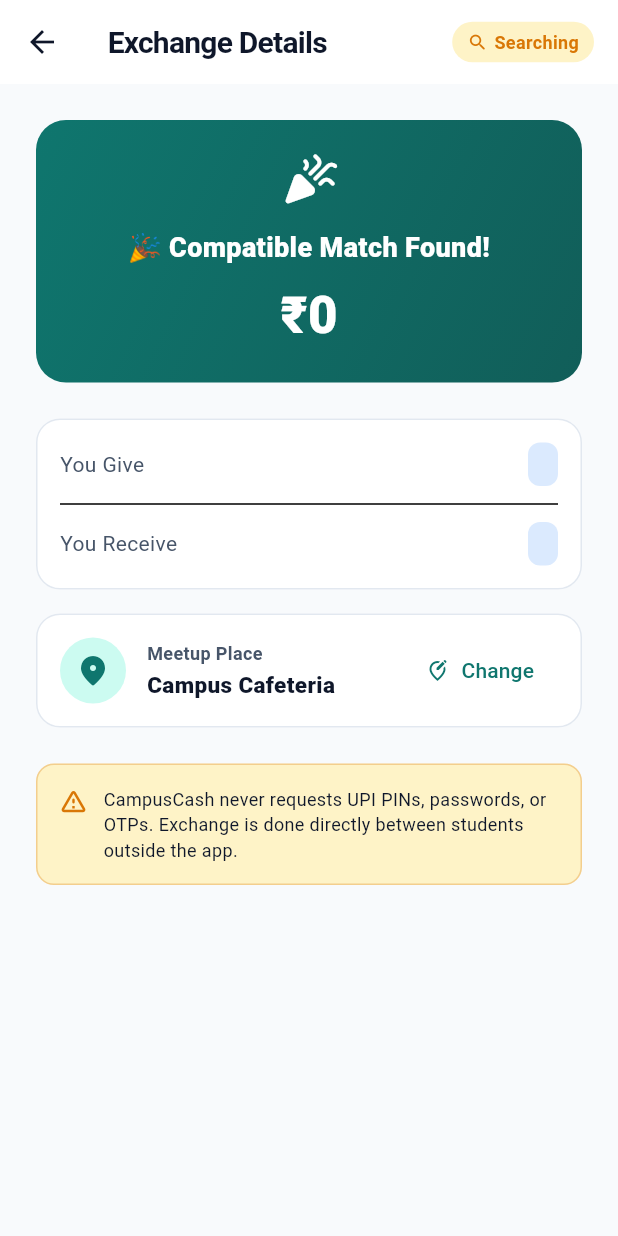
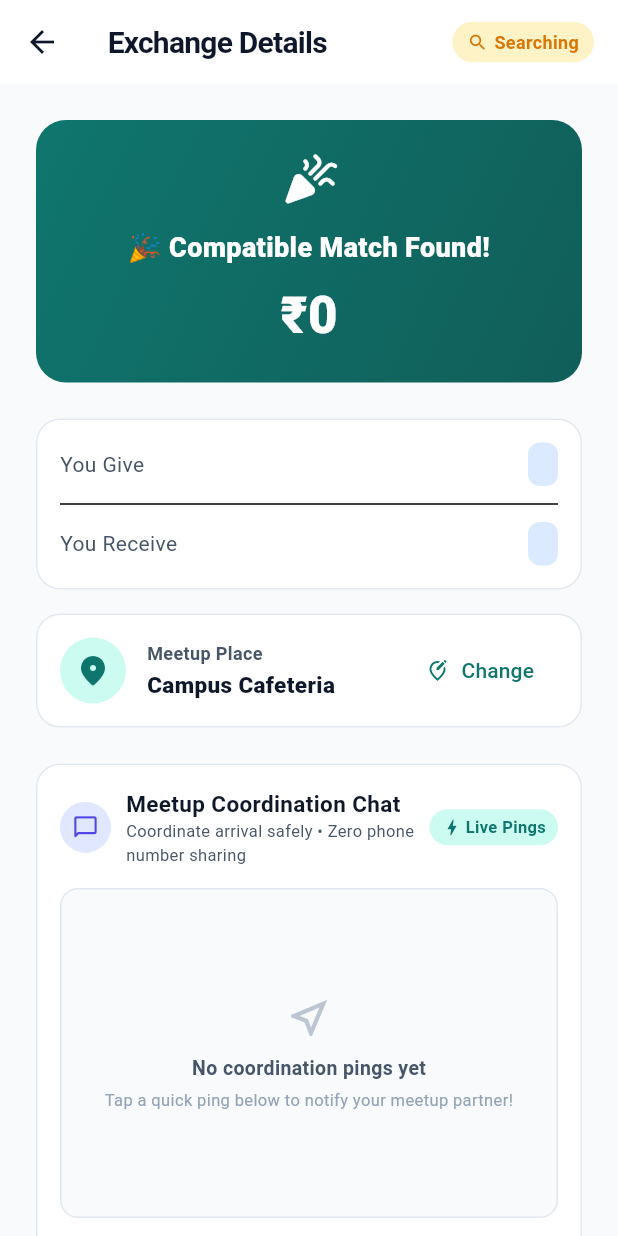
Before and after one commit to itz-jainul/cashmate, a Flutter app: the MatchDetailsScreen screen opened directly with empty values, on a phone screen of 412 x 824 dp. Run offline on Flutter 3.47's test engine with Material 3 defaults, Android fonts, the phone set to English and light mode, and no system bars; our stand-ins replace cloud_firestore, firebase_auth, firebase_core, flutter_riverpod; accounts and stored records are empty.

Commit message:
feat: implement real-time meetup coordination chat and quick pings

```diff
--- a/campus_cash/lib/features/exchange/providers/exchange_provider.dart
+++ b/campus_cash/lib/features/exchange/providers/exchange_provider.dart
@@ -1,4 +1,5 @@
 import 'package:flutter_riverpod/flutter_riverpod.dart';
+import '../../../models/chat_message_model.dart';
 import '../../../models/exchange_model.dart';
 import '../../../models/exchange_request_model.dart';
 import '../../auth/providers/auth_provider.dart';
@@ -48,3 +49,8 @@ final notificationsProvider = StreamProvider<List<Map<String, dynamic>>>((ref) {
   final service = ref.watch(exchangeServiceProvider);
   return service.streamNotifications(user.uid);
 });
+
+final chatMessagesProvider = StreamProvider.family<List<ChatMessageModel>, String>((ref, chatId) {
+  final service = ref.watch(exchangeServiceProvider);
+  return service.streamChatMessages(chatId);
+});
--- a/campus_cash/lib/features/exchange/screens/match_details_screen.dart
+++ b/campus_cash/lib/features/exchange/screens/match_details_screen.dart
@@ -6,6 +6,8 @@ import '../../../core/widgets/status_badge.dart';
 import '../../../models/exchange_request_model.dart';
 import '../../auth/providers/auth_provider.dart';
 import '../providers/exchange_provider.dart';
+import '../services/exchange_service.dart';
+import '../widgets/meetup_chat_widget.dart';
 
 class MatchDetailsScreen extends ConsumerStatefulWidget {
   final ExchangeRequestModel request;
@@ -175,6 +177,7 @@ class _MatchDetailsScreenState extends ConsumerState<MatchDetailsScreen> {
   Widget build(BuildContext context) {
     final requestAsync = ref.watch(requestByIdProvider(widget.request.id));
     final req = requestAsync.value ?? widget.request;
+    final currentUser = ref.watch(authStateProvider).value;
 
     final isAccepted = req.status == ExchangeStatus.accepted;
     final isCompleted = req.status == ExchangeStatus.completed;
@@ -367,6 +370,19 @@ class _MatchDetailsScreenState extends ConsumerState<MatchDetailsScreen> {
                 ),
               ),
               const SizedBox(height: 24),
+              // Live Meetup Coordination Chat
+              if (req.matchedRequestId != null && currentUser != null) ...[
+                MeetupChatWidget(
+                  chatId: ExchangeService.getChatId(req.id, req.matchedRequestId!),
+                  currentUserId: currentUser.uid,
+                  currentUserName: currentUser.displayName?.isNotEmpty == true
+                      ? currentUser.displayName!
+                      : (currentUser.email?.split('@').first ?? 'Student'),
+                  isReadOnly: isCompleted,
+                  location: req.location,
+                ),
+                const SizedBox(height: 24),
+              ],
               // Step-by-Step Offline Guidance (Phases 14 & 15)
               if (isAccepted) ...[
                 const Text(
--- /dev/null
+++ b/campus_cash/lib/features/exchange/widgets/meetup_chat_widget.dart
@@ -0,0 +1,430 @@
+import 'package:flutter/material.dart';
+import 'package:flutter_riverpod/flutter_riverpod.dart';
+import '../../../core/constants/app_colors.dart';
+import '../../../models/chat_message_model.dart';
+import '../providers/exchange_provider.dart';
+
+class MeetupChatWidget extends ConsumerStatefulWidget {
+  final String chatId;
+  final String currentUserId;
+  final String currentUserName;
+  final bool isReadOnly;
+  final String? location;
+
+  const MeetupChatWidget({
+    super.key,
+    required this.chatId,
+    required this.currentUserId,
+    required this.currentUserName,
+    this.isReadOnly = false,
+    this.location,
+  });
+
+  @override
+  ConsumerState<MeetupChatWidget> createState() => _MeetupChatWidgetState();
+}
+
+class _MeetupChatWidgetState extends ConsumerState<MeetupChatWidget> {
+  final TextEditingController _textController = TextEditingController();
+  final ScrollController _scrollController = ScrollController();
+  bool _isSending = false;
+
+  final List<String> _quickPings = [
+    '📍 Reached the meetup spot',
+    '⏳ On my way! (2-3 mins away)',
+    '🚪 Waiting near the entrance',
+    '👕 Wearing dark hoodie/jacket',
+    '👋 Looking for you right now',
+    '🥤 Sitting at table/counter',
+  ];
+
+  @override
+  void dispose() {
+    _textController.dispose();
+    _scrollController.dispose();
+    super.dispose();
+  }
+
+  void _scrollToBottom() {
+    WidgetsBinding.instance.addPostFrameCallback((_) {
+      if (_scrollController.hasClients) {
+        _scrollController.animateTo(
+          _scrollController.position.maxScrollExtent,
+          duration: const Duration(milliseconds: 250),
+          curve: Curves.easeOut,
+        );
+      }
+    });
+  }
+
+  Future<void> _sendMessage(String text, {bool isQuickPing = false}) async {
+    final trimmed = text.trim();
+    if (trimmed.isEmpty || _isSending) return;
+
+    setState(() => _isSending = true);
+    try {
+      final service = ref.read(exchangeServiceProvider);
+      await service.sendChatMessage(
+        chatId: widget.chatId,
+        senderId: widget.currentUserId,
+        senderName: widget.currentUserName,
+        text: trimmed,
+        isQuickPing: isQuickPing,
+      );
+
+      if (!isQuickPing) {
+        _textController.clear();
+      }
+      _scrollToBottom();
+    } catch (e) {
+      if (mounted) {
+        ScaffoldMessenger.of(context).showSnackBar(
+          SnackBar(content: Text('Failed to send: ${e.toString()}')),
+        );
+      }
+    } finally {
+      if (mounted) setState(() => _isSending = false);
+    }
+  }
+
+  String _formatTime(DateTime dt) {
+    final hour = dt.hour.toString().padLeft(2, '0');
+    final minute = dt.minute.toString().padLeft(2, '0');
+    return '$hour:$minute';
+  }
+
+  @override
+  Widget build(BuildContext context) {
+    final messagesAsync = ref.watch(chatMessagesProvider(widget.chatId));
+
+    return Card(
+      elevation: 0,
+      shape: RoundedRectangleBorder(
+        borderRadius: BorderRadius.circular(16),
+        side: const BorderSide(color: AppColors.border),
+      ),
+      child: Padding(
+        padding: const EdgeInsets.all(16),
+        child: Column(
+          crossAxisAlignment: CrossAxisAlignment.start,
+          children: [
+            // Header
+            Row(
+              children: [
+                Container(
+                  padding: const EdgeInsets.all(8),
+                  decoration: BoxDecoration(
+                    color: AppColors.secondaryContainer,
+                    shape: BoxShape.circle,
+                  ),
+                  child: const Icon(
+                    Icons.chat_bubble_outline_rounded,
+                    color: AppColors.secondary,
+                    size: 18,
+                  ),
+                ),
+                const SizedBox(width: 10),
+                const Expanded(
+                  child: Column(
+                    crossAxisAlignment: CrossAxisAlignment.start,
+                    children: [
+                      Text(
+                        'Meetup Coordination Chat',
+                        style: TextStyle(
+                          fontSize: 15,
+                          fontWeight: FontWeight.w700,
+                          color: AppColors.textPrimary,
+                        ),
+                      ),
+                      Text(
+                        'Coordinate arrival safely • Zero phone number sharing',
+                        style: TextStyle(
+                          fontSize: 11,
+                          color: AppColors.textSecondary,
+                        ),
+                      ),
+                    ],
+                  ),
+                ),
+                Container(
+                  padding: const EdgeInsets.symmetric(horizontal: 8, vertical: 4),
+                  decoration: BoxDecoration(
+                    color: widget.isReadOnly
+                        ? AppColors.surfaceVariant
+                        : AppColors.primaryContainer,
+                    borderRadius: BorderRadius.circular(12),
+                  ),
+                  child: Row(
+                    mainAxisSize: MainAxisSize.min,
+                    children: [
+                      Icon(
+                        Icons.bolt_rounded,
+                        size: 14,
+                        color: widget.isReadOnly
+                            ? AppColors.textMuted
+                            : AppColors.primary,
+                      ),
+                      const SizedBox(width: 2),
+                      Text(
+                        widget.isReadOnly ? 'Closed' : 'Live Pings',
+                        style: TextStyle(
+                          fontSize: 11,
+                          fontWeight: FontWeight.w700,
+                          color: widget.isReadOnly
+                              ? AppColors.textMuted
+                              : AppColors.primary,
+                        ),
+                      ),
+                    ],
+                  ),
+                ),
+              ],
+            ),
+            const SizedBox(height: 14),
+
+            // Messages Container
+            Container(
+              height: 220,
+              decoration: BoxDecoration(
+                color: AppColors.background,
+                borderRadius: BorderRadius.circular(12),
+                border: Border.all(color: AppColors.border),
+              ),
+              child: messagesAsync.when(
+                loading: () => const Center(
+                  child: SizedBox(
+                    width: 24,
+                    height: 24,
+                    child: CircularProgressIndicator(strokeWidth: 2),
+                  ),
+                ),
+                error: (err, _) => Center(
+                  child: Text(
+                    'Error loading chat: $err',
+                    style: const TextStyle(fontSize: 12, color: AppColors.statusCancelled),
+                  ),
+                ),
+                data: (messages) {
+                  if (messages.isEmpty) {
+                    return Center(
+                      child: Padding(
+                        padding: const EdgeInsets.symmetric(horizontal: 20),
+                        child: Column(
+                          mainAxisAlignment: MainAxisAlignment.center,
+                          children: [
+                            Icon(
+                              Icons.near_me_outlined,
+                              size: 32,
+                              color: AppColors.textMuted.withValues(alpha: 0.6),
+                            ),
+                            const SizedBox(height: 8),
+                            const Text(
+                              'No coordination pings yet',
+                              style: TextStyle(
+                                fontSize: 13,
+                                fontWeight: FontWeight.w600,
+                                color: AppColors.textSecondary,
+                              ),
+                            ),
+                            const SizedBox(height: 4),
+                            Text(
+                              widget.isReadOnly
+                                  ? 'Exchange has ended.'
+                                  : 'Tap a quick ping below to notify your meetup partner!',
+                              textAlign: TextAlign.center,
+                              style: const TextStyle(
+                                fontSize: 11,
+                                color: AppColors.textMuted,
+                              ),
+                            ),
+                          ],
+                        ),
+                      ),
+                    );
+                  }
+
+                  // Auto scroll when messages arrive
+                  WidgetsBinding.instance.addPostFrameCallback((_) => _scrollToBottom());
+
+                  return ListView.builder(
+                    controller: _scrollController,
+                    padding: const EdgeInsets.all(12),
+                    itemCount: messages.length,
+                    itemBuilder: (context, index) {
+                      final msg = messages[index];
+                      final isMe = msg.senderId == widget.currentUserId;
+                      return _buildMessageBubble(msg, isMe);
+                    },
+                  );
+                },
+              ),
+            ),
+
+            if (!widget.isReadOnly) ...[
+              const SizedBox(height: 12),
+              // Quick Ping Header
+              const Text(
+                '⚡ Quick Status Pings (Tap to send instantly):',
+                style: TextStyle(
+                  fontSize: 11,
+                  fontWeight: FontWeight.w600,
+                  color: AppColors.textSecondary,
+                ),
+              ),
+              const SizedBox(height: 6),
+              // Quick Ping Chips List
+              SizedBox(
+                height: 34,
+                child: ListView.separated(
+                  scrollDirection: Axis.horizontal,
+                  itemCount: _quickPings.length,
+                  separatorBuilder: (context, _) => const SizedBox(width: 8),
+                  itemBuilder: (context, index) {
+                    final ping = _quickPings[index];
+                    return ActionChip(
+                      label: Text(
+                        ping,
+                        style: const TextStyle(
+                          fontSize: 11,
+                          fontWeight: FontWeight.w600,
+                          color: AppColors.textPrimary,
+                        ),
+                      ),
+                      backgroundColor: AppColors.surfaceVariant,
+                      side: const BorderSide(color: AppColors.border),
+                      padding: const EdgeInsets.symmetric(horizontal: 4),
+                      visualDensity: VisualDensity.compact,
+                      onPressed: _isSending ? null : () => _sendMessage(ping, isQuickPing: true),
+                    );
+                  },
+                ),
+              ),
+              const SizedBox(height: 12),
+
+              // Custom Message Input
+              Row(
+                children: [
+                  Expanded(
+                    child: Container(
+                      height: 44,
+                      decoration: BoxDecoration(
+                        color: AppColors.surfaceVariant,
+                        borderRadius: BorderRadius.circular(22),
+                        border: Border.all(color: AppColors.border),
+                      ),
+                      padding: const EdgeInsets.symmetric(horizontal: 14),
+                      child: TextField(
+                        controller: _textController,
+                        textCapitalization: TextCapitalization.sentences,
+                        decoration: const InputDecoration(
+                          hintText: 'Type a custom note...',
+                          hintStyle: TextStyle(fontSize: 13, color: AppColors.textMuted),
+                          border: InputBorder.none,
+                          contentPadding: EdgeInsets.only(bottom: 6),
+                        ),
+                        style: const TextStyle(fontSize: 13),
+                        onSubmitted: (val) => _sendMessage(val),
+                      ),
+                    ),
+                  ),
+                  const SizedBox(width: 8),
+                  Container(
+                    width: 44,
+                    height: 44,
+                    decoration: BoxDecoration(
+                      color: AppColors.primary,
+                      shape: BoxShape.circle,
+                    ),
+                    child: IconButton(
+                      icon: _isSending
+                          ? const SizedBox(
+                              width: 16,
+                              height: 16,
+                              child: CircularProgressIndicator(
+                                strokeWidth: 2,
+                                color: Colors.white,
+                              ),
+                            )
+                          : const Icon(Icons.send_rounded, color: Colors.white, size: 20),
+                      onPressed: _isSending ? null : () => _sendMessage(_textController.text),
+                    ),
+                  ),
+                ],
+              ),
+            ],
+          ],
+        ),
+      ),
+    );
+  }
+
+  Widget _buildMessageBubble(ChatMessageModel msg, bool isMe) {
+    return Padding(
+      padding: const EdgeInsets.only(bottom: 10),
+      child: Column(
+        crossAxisAlignment: isMe ? CrossAxisAlignment.end : CrossAxisAlignment.start,
+        children: [
+          // Header info
+          Padding(
+            padding: const EdgeInsets.symmetric(horizontal: 4, vertical: 2),
+            child: Row(
+              mainAxisSize: MainAxisSize.min,
+              children: [
+                Text(
+                  isMe ? 'You' : msg.senderName,
+                  style: TextStyle(
+                    fontSize: 10,
+                    fontWeight: FontWeight.w700,
+                    color: isMe ? AppColors.primary : AppColors.secondary,
+                  ),
+                ),
+                const SizedBox(width: 6),
+                Text(
+                  _formatTime(msg.createdAt),
+                  style: const TextStyle(
+                    fontSize: 9,
+                    color: AppColors.textMuted,
+                  ),
+                ),
+                if (msg.isQuickPing) ...[
+                  const SizedBox(width: 4),
+                  const Icon(Icons.bolt, size: 10, color: AppColors.statusSearching),
+                ],
+              ],
+            ),
+          ),
+          // Bubble
+          Container(
+            constraints: const BoxConstraints(maxWidth: 260),
+            padding: const EdgeInsets.symmetric(horizontal: 12, vertical: 8),
+            decoration: BoxDecoration(
+              color: isMe ? AppColors.primary : Colors.white,
+              borderRadius: BorderRadius.only(
+                topLeft: const Radius.circular(12),
+                topRight: const Radius.circular(12),
+                bottomLeft: Radius.circular(isMe ? 12 : 2),
+                bottomRight: Radius.circular(isMe ? 2 : 12),
+              ),
+              border: isMe ? null : Border.all(color: AppColors.border),
+              boxShadow: [
+                BoxShadow(
+                  color: Colors.black.withValues(alpha: 0.04),
+                  blurRadius: 3,
+                  offset: const Offset(0, 1),
+                ),
+              ],
+            ),
+            child: Text(
+              msg.text,
+              style: TextStyle(
+                fontSize: 13,
+                fontWeight: msg.isQuickPing ? FontWeight.w600 : FontWeight.w400,
+                color: isMe ? Colors.white : AppColors.textPrimary,
+              ),
+            ),
+          ),
+        ],
+      ),
+    );
+  }
+}
--- /dev/null
+++ b/campus_cash/lib/models/chat_message_model.dart
@@ -0,0 +1,51 @@
+import 'package:cloud_firestore/cloud_firestore.dart';
+
+class ChatMessageModel {
+  final String id;
+  final String senderId;
+  final String senderName;
+  final String text;
+  final bool isQuickPing;
+  final DateTime createdAt;
+
+  const ChatMessageModel({
+    required this.id,
+    required this.senderId,
+    required this.senderName,
+    required this.text,
+    this.isQuickPing = false,
+    required this.createdAt,
+  });
+
+  factory ChatMessageModel.fromFirestore(DocumentSnapshot doc) {
+    final data = (doc.data() as Map<String, dynamic>?) ?? {};
+    return ChatMessageModel.fromMap(data, doc.id);
+  }
+
+  factory ChatMessageModel.fromMap(Map<String, dynamic> data, String id) {
+    DateTime parseDate(dynamic val) {
+      if (val is Timestamp) return val.toDate();
+      if (val is String) return DateTime.tryParse(val) ?? DateTime.now();
+      return DateTime.now();
+    }
+
+    return ChatMessageModel(
+      id: id,
+      senderId: data['senderId'] as String? ?? '',
+      senderName: data['senderName'] as String? ?? 'Student',
+      text: data['text'] as String? ?? '',
+      isQuickPing: data['isQuickPing'] as bool? ?? false,
+      createdAt: parseDate(data['createdAt']),
+    );
+  }
+
+  Map<String, dynamic> toMap() {
+    return {
+      'senderId': senderId,
+      'senderName': senderName,
+      'text': text,
+      'isQuickPing': isQuickPing,
+      'createdAt': Timestamp.fromDate(createdAt),
+    };
+  }
+}
```
Also changed, not shown: campus_cash/lib/features/exchange/services/exchange_service.dart (+44 -0 lines), 4 other files.
